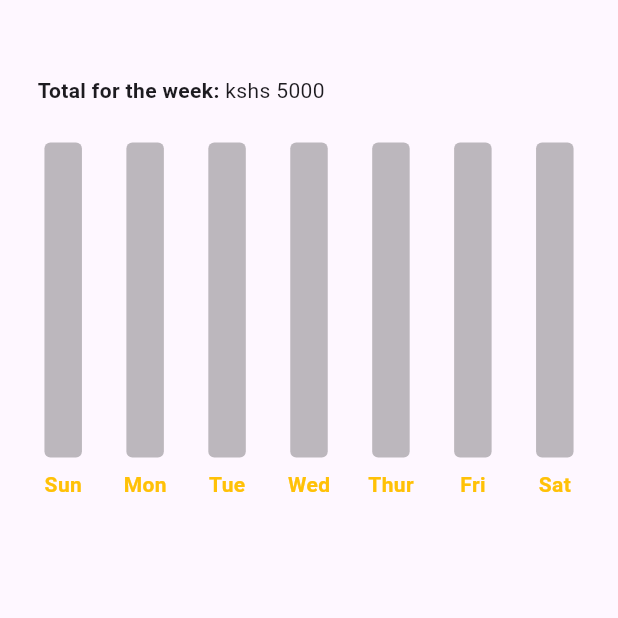
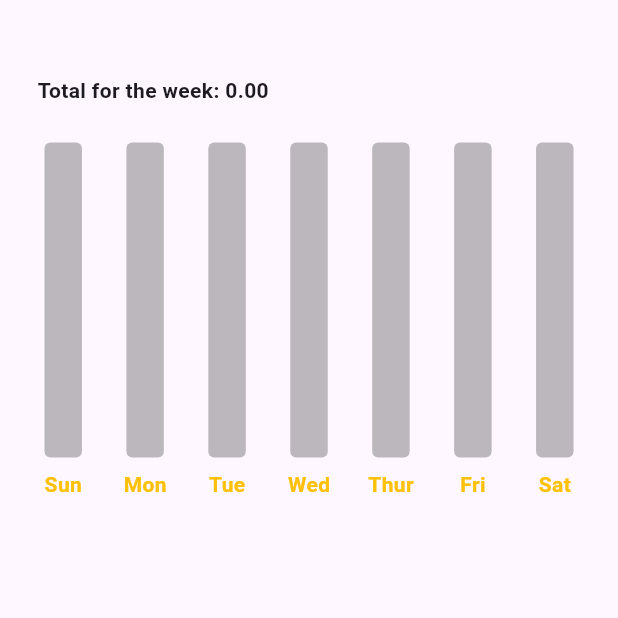
Before and after one commit to Odhi-ambo/project_money_spent, a Flutter app: the screen it shows after launch, on a phone screen of 412 x 824 dp, the top half of it. Run offline on Flutter 3.47's test engine with Material 3 defaults, Android fonts, the phone set to English and light mode, and no system bars; drawn by our look-alikes of fl_chart; our stand-ins replace hive, hive_flutter, isar; accounts and stored records are empty.

Commit message:
expense summary

```diff
--- a/lib/components/expense_summary.dart
+++ b/lib/components/expense_summary.dart
@@ -37,6 +37,7 @@ class ExpenseSummary extends StatelessWidget {
     max = values[values.length - 1] + 1000;
     return max == 0 ? 100 : max;
   }
+
   //calculate the weekly total
   double calculateWeeklyTotal(
     ExpenseData value,
@@ -47,10 +48,8 @@ class ExpenseSummary extends StatelessWidget {
     String thursday,
     String friday,
     String saturday,
-
-
-  ){
-    List <double> values =[
+  ) {
+    List<double> values = [
       value.calculateDailyExpenseSummary()[sunday] ?? 0,
       value.calculateDailyExpenseSummary()[monday] ?? 0,
       value.calculateDailyExpenseSummary()[tuesday] ?? 0,
@@ -58,15 +57,13 @@ class ExpenseSummary extends StatelessWidget {
       value.calculateDailyExpenseSummary()[thursday] ?? 0,
       value.calculateDailyExpenseSummary()[friday] ?? 0,
       value.calculateDailyExpenseSummary()[saturday] ?? 0,
-
     ];
-    double  total = 0;
-    for (int i = 0; i < values.length; i++){
+    double total = 0;
+    for (int i = 0; i < values.length; i++) {
       total += values[i];
     }
     return total;
   }
-
 
   @override
   Widget build(BuildContext context) {
@@ -98,7 +95,12 @@ class ExpenseSummary extends StatelessWidget {
                   'Total for the week: ',
                   style: TextStyle(fontWeight: FontWeight.bold),
                 ),
-                Text('kshs 5000')
+                Text(
+                  calculateWeeklyTotal(value, sunday, monday, tuesday,
+                          wednesday, thursday, friday, saturday)
+                      .toStringAsFixed(2),
+                  style: const TextStyle(fontWeight: FontWeight.bold),
+                ),
               ],
             ),
           ),
```
Lines whose indentation alone changed are shown as unchanged.
